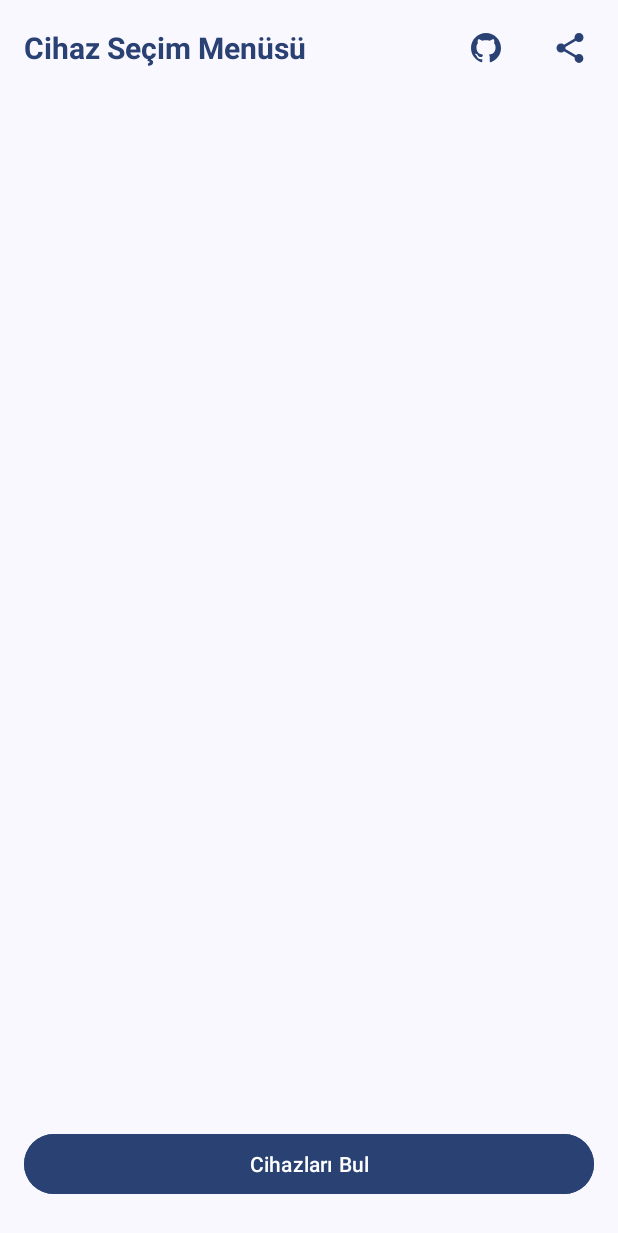
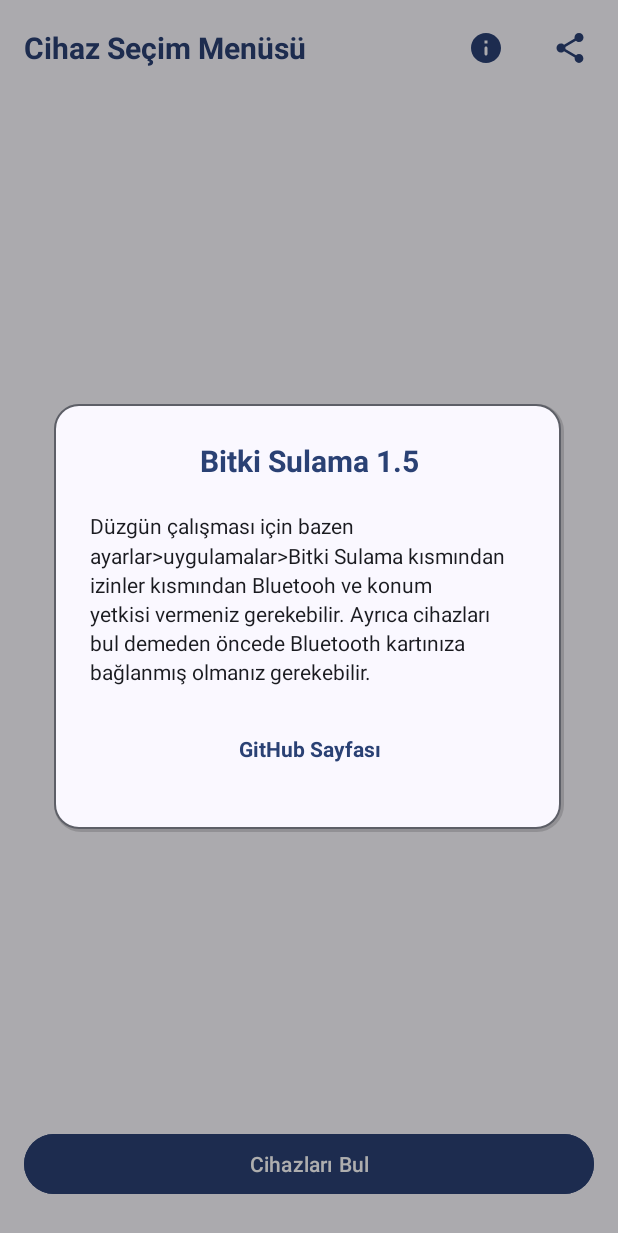
Before and after one commit to nyaexx/bitki-sulama, an Android app: the MainActivity screen opened directly, with no data from a screen before it, after a tap on "Github", on a phone screen of 412 x 824 dp. Shown: the top 1233 px of the screen. Run offline under Robolectric (Android 15) with nearby library versions, the phone set to English and light mode, and no system bars.

Commit message:
Optimizasyon Güncellemesi

```diff
--- a/Android Uygulama/app/src/main/java/com/example/bitkisulama/MainActivity.kt
+++ b/Android Uygulama/app/src/main/java/com/example/bitkisulama/MainActivity.kt
@@ -1,6 +1,7 @@
 package com.example.bitkisulama
 
 import android.Manifest
+import android.app.Dialog
 import android.bluetooth.BluetoothAdapter
 import android.bluetooth.BluetoothDevice
 import android.content.Intent
@@ -8,10 +9,12 @@
 import android.net.Uri
 import android.os.Build
 import android.os.Bundle
+import android.view.Window
 import android.widget.ArrayAdapter
 import android.widget.Button
 import android.widget.ImageButton
 import android.widget.ListView
+import android.widget.TextView
 import android.widget.Toast
 import androidx.activity.result.contract.ActivityResultContracts
 import androidx.appcompat.app.AppCompatActivity
@@ -27,7 +30,6 @@
     private val deviceList = mutableListOf<String>()
     private val bluetoothDevices = mutableListOf<BluetoothDevice>()
     private lateinit var adapter: ArrayAdapter<String>
-
 
     private val GITHUB_URL = "https://github.com/nyaexx/bitki-sulama"
 
@@ -45,20 +47,16 @@
         super.onCreate(savedInstanceState)
         setContentView(R.layout.activity_main)
 
-        // Toolbar'ı ayarla
         val toolbar = findViewById<Toolbar>(R.id.toolbar)
         setSupportActionBar(toolbar)
 
-        // Varsayılan başlık metnini gizle
         supportActionBar?.setDisplayShowTitleEnabled(false)
 
-        // GitHub butonunu ayarla
         val githubButton = findViewById<ImageButton>(R.id.github_button)
         githubButton.setOnClickListener {
-            openGitHubPage()
+            showAboutDialog()
         }
 
-        // Paylaş butonunu ayarla
         val shareButton = findViewById<ImageButton>(R.id.share_button)
         shareButton.setOnClickListener {
             shareApp()
@@ -94,17 +92,30 @@
         }
     }
 
-    /**
-     * GitHub sayfasını tarayıcıda açar
-     */
+
+    private fun showAboutDialog() {
+        val dialog = Dialog(this)
+        dialog.requestWindowFeature(Window.FEATURE_NO_TITLE)
+        dialog.setContentView(R.layout.dialog_about)
+
+        dialog.window?.setBackgroundDrawableResource(android.R.color.transparent)
+
+        val githubLink = dialog.findViewById<TextView>(R.id.github_link)
+        githubLink.setOnClickListener {
+            openGitHubPage()
+            dialog.dismiss()
+        }
+
+
+        dialog.show()
+    }
+
+
     private fun openGitHubPage() {
         val intent = Intent(Intent.ACTION_VIEW, Uri.parse(GITHUB_URL))
         startActivity(intent)
     }
 
-    /**
-     * Uygulamayı paylaşma menüsünü açar
-     */
     private fun shareApp() {
         val shareIntent = Intent(Intent.ACTION_SEND)
         shareIntent.type = "text/plain"
--- /dev/null
+++ b/Android Uygulama/app/src/main/res/drawable/dialog_background.xml
@@ -0,0 +1,25 @@
+<?xml version="1.0" encoding="utf-8"?>
+<layer-list xmlns:android="http://schemas.android.com/apk/res/android">
+
+    <!-- Gölge efekti -->
+    <item>
+        <shape android:shape="rectangle">
+            <solid android:color="#26000000" />
+            <corners android:radius="18dp" />
+        </shape>
+    </item>
+
+    <!-- Ana arka plan -->
+    <item
+        android:bottom="2dp"
+        android:right="2dp">
+        <shape android:shape="rectangle">
+            <solid android:color="?attr/colorSurface" />
+            <corners android:radius="16dp" />
+            <stroke
+                android:width="1dp"
+                android:color="?attr/colorOutline" />
+        </shape>
+    </item>
+
+</layer-list>
--- a/Android Uygulama/app/src/main/res/drawable/ic_github.xml
+++ /dev/null
@@ -1,10 +0,0 @@
-<?xml version="1.0" encoding="utf-8"?>
-<vector xmlns:android="http://schemas.android.com/apk/res/android"
-    android:width="24dp"
-    android:height="24dp"
-    android:viewportWidth="24"
-    android:viewportHeight="24">
-    <path
-        android:fillColor="#FFFFFF"
-        android:pathData="M12,2C6.48,2 2,6.48 2,12C2,16.42 4.87,20.17 8.84,21.5C9.34,21.58 9.5,21.27 9.5,21C9.5,20.77 9.5,20.14 9.5,19.31C6.73,19.91 6.14,17.97 6.14,17.97C5.68,16.81 5.03,16.5 5.03,16.5C4.12,15.88 5.1,15.9 5.1,15.9C6.1,15.97 6.63,16.93 6.63,16.93C7.5,18.45 8.97,18 9.54,17.76C9.63,17.11 9.89,16.67 10.17,16.42C7.95,16.17 5.62,15.31 5.62,11.5C5.62,10.39 6,9.5 6.65,8.79C6.55,8.54 6.2,7.5 6.75,6.15C6.75,6.15 7.59,5.88 9.5,7.17C10.29,6.95 11.15,6.84 12,6.84C12.85,6.84 13.71,6.95 14.5,7.17C16.41,5.88 17.25,6.15 17.25,6.15C17.8,7.5 17.45,8.54 17.35,8.79C18,9.5 18.38,10.39 18.38,11.5C18.38,15.32 16.04,16.16 13.81,16.41C14.17,16.72 14.5,17.33 14.5,18.26C14.5,19.6 14.5,20.68 14.5,21C14.5,21.27 14.66,21.59 15.17,21.5C19.14,20.16 22,16.42 22,12C22,6.48 17.52,2 12,2Z" />
-</vector>
--- /dev/null
+++ b/Android Uygulama/app/src/main/res/drawable/round_info.xml
@@ -0,0 +1,10 @@
+<?xml version="1.0" encoding="utf-8"?>
+<vector xmlns:android="http://schemas.android.com/apk/res/android"
+    android:width="24dp"
+    android:height="24dp"
+    android:viewportWidth="24"
+    android:viewportHeight="24">
+    <path
+        android:fillColor="#FFFFFF"
+        android:pathData="M12,2C6.48,2 2,6.48 2,12s4.48,10 10,10 10,-4.48 10,-10S17.52,2 12,2zM12,17c-0.55,0 -1,-0.45 -1,-1v-4c0,-0.55 0.45,-1 1,-1s1,0.45 1,1v4c0,0.55 -0.45,1 -1,1zM13,9h-2L11,7h2v2z"/>
+</vector>
--- a/Android Uygulama/app/src/main/res/layout/activity_main.xml
+++ b/Android Uygulama/app/src/main/res/layout/activity_main.xml
@@ -37,7 +37,7 @@
                 android:background="?attr/selectableItemBackgroundBorderless"
                 android:contentDescription="@string/github"
                 app:tint="?attr/colorPrimaryDark"
-                android:src="@drawable/ic_github" />
+                android:src="@drawable/round_info" />
 
             <ImageButton
                 android:id="@+id/share_button"
--- /dev/null
+++ b/Android Uygulama/app/src/main/res/layout/dialog_about.xml
@@ -0,0 +1,61 @@
+<?xml version="1.0" encoding="utf-8"?>
+<LinearLayout xmlns:android="http://schemas.android.com/apk/res/android"
+    android:layout_width="340dp"
+    android:layout_height="wrap_content"
+    xmlns:app="http://schemas.android.com/apk/res-auto"
+    android:orientation="vertical"
+    android:padding="24dp"
+    android:background="@drawable/dialog_background">
+
+    <TextView
+        android:layout_width="match_parent"
+        android:layout_height="wrap_content"
+        android:text="@string/app_name_version"
+        android:textSize="20sp"
+        android:textStyle="bold"
+        android:textColor="?attr/colorPrimaryDark"
+        android:gravity="center"
+        android:layout_marginBottom="20dp" />
+
+    <LinearLayout
+        android:layout_width="match_parent"
+        android:layout_height="wrap_content"
+        android:orientation="horizontal"
+        android:gravity="center_vertical"
+        android:layout_marginBottom="20dp">
+
+        <LinearLayout
+            android:layout_width="0dp"
+            android:layout_height="wrap_content"
+            android:layout_weight="1"
+            android:orientation="horizontal">
+
+            <TextView
+                android:layout_width="match_parent"
+                android:layout_height="wrap_content"
+                android:orientation="horizontal"
+                android:text="Düzgün çalışması için bazen ayarlar>uygulamalar>Bitki Sulama kısmından izinler kısmından Bluetooh ve konum yetkisi vermeniz gerekebilir. Ayrıca cihazları bul demeden öncede Bluetooth kartınıza bağlanmış olmanız gerekebilir."
+                android:textSize="14sp"
+                android:textColor="?attr/colorOnSurface"
+                android:lineSpacingMultiplier="1.2" />
+
+        </LinearLayout>
+
+    </LinearLayout>
+
+    <TextView
+        android:id="@+id/github_link"
+        android:layout_width="match_parent"
+        android:layout_height="wrap_content"
+        android:text="GitHub Sayfası"
+        android:textSize="14sp"
+        android:textColor="?attr/colorPrimary"
+        android:textStyle="bold"
+        android:padding="12dp"
+        android:background="?attr/selectableItemBackground"
+        android:gravity="center"
+        android:layout_marginBottom="10dp"
+        android:drawablePadding="8dp" />
+
+
+</LinearLayout>
--- a/Android Uygulama/app/src/main/res/values/colors.xml
+++ b/Android Uygulama/app/src/main/res/values/colors.xml
@@ -2,7 +2,7 @@
     <color name="primaryColor">#4CAF50</color>
     <color name="onPrimary">#FFFFFF</color>
     <color name="primaryContainer">#81C784</color>
-    <color name="onPrimaryContainer">#1B5E20</color>
+    <color name="onPrimaryContainer">#A9b388</color>
 
     <color name="secondaryColor">#8BC34A</color>
     <color name="onSecondary">#FFFFFF</color>
--- a/Android Uygulama/app/src/main/res/values/strings.xml
+++ b/Android Uygulama/app/src/main/res/values/strings.xml
@@ -1,7 +1,7 @@
 <resources>
     <string name="app_name">Bitki Sulama</string>
     <string name="made">made by nyaex</string>
-    <string name="app_name_version">Bitki Sulama 1.4</string>
+    <string name="app_name_version">Bitki Sulama 1.5</string>
     <string name="github">Github</string>
     <string name="share">Paylaş</string>
     <string name="search_device">Cihazları Bul</string>
--- a/Android Uygulama/build.gradle.kts
+++ b/Android Uygulama/build.gradle.kts
@@ -2,5 +2,4 @@
 plugins {
     alias(libs.plugins.android.application) apply false
     alias(libs.plugins.kotlin.android) apply false
-    alias(libs.plugins.kotlin.compose) apply false
 }
```
Also changed, not shown: Android Uygulama/app/build.gradle.kts (+13 -25 lines), Android Uygulama/app/src/main/java/com/example/bitkisulama/MonitoringActivity.kt (+1 -24 lines), Android Uygulama/app/src/main/res/drawable/ic_launcher_foreground.xml (deleted, +0 -30 lines), Android Uygulama/gradle/libs.versions.toml (+0 -22 lines), 2 other files.
